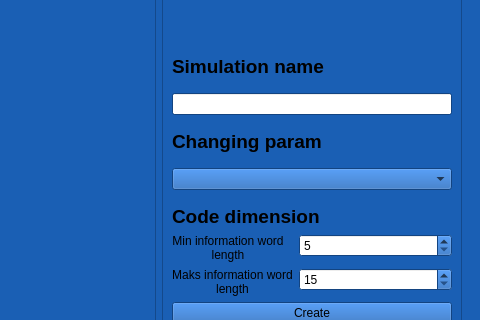
Old version of the form app/mainwindow.ui in the repository Karol-Gasior-PWR/niudac; both pictures show x 720 to 1200 and y 87 to 407 of the 1200 by 800 pixel window.
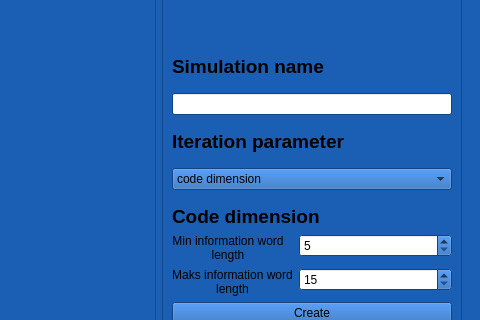
New version of the form. The open tabs and pages were chosen to show the change.

The edit to the form file:
```diff
--- a/app/mainwindow.ui
+++ b/app/mainwindow.ui
@@ -1310,12 +1310,18 @@
                  </font>
                 </property>
                 <property name="text">
-                 <string>Changing param</string>
+                 <string>Iteration parameter</string>
                 </property>
                </widget>
               </item>
               <item>
-               <widget class="QComboBox" name="cBox_simParam"/>
+               <widget class="QComboBox" name="cBox_simParam">
+                <item>
+                 <property name="text">
+                  <string>code dimension</string>
+                 </property>
+                </item>
+               </widget>
               </item>
              </layout>
             </item>
```
Left out of the diff: 6 changed lines with no effect on the pictures.
